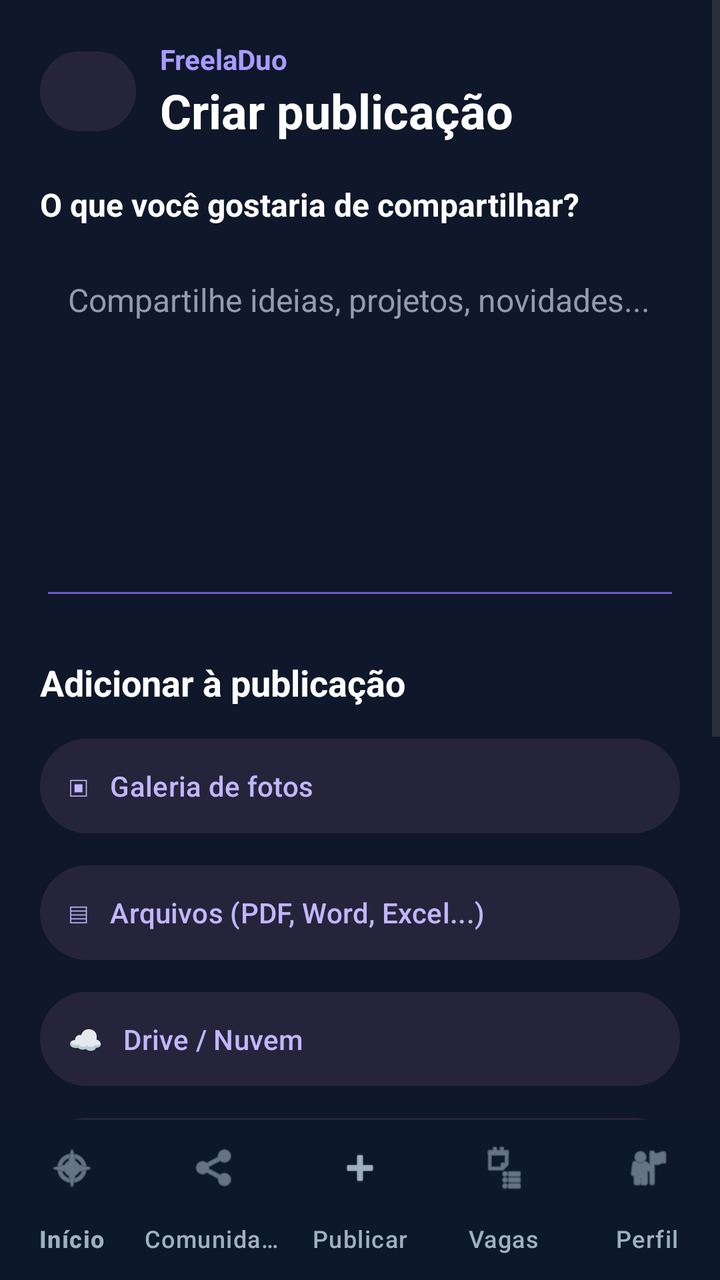
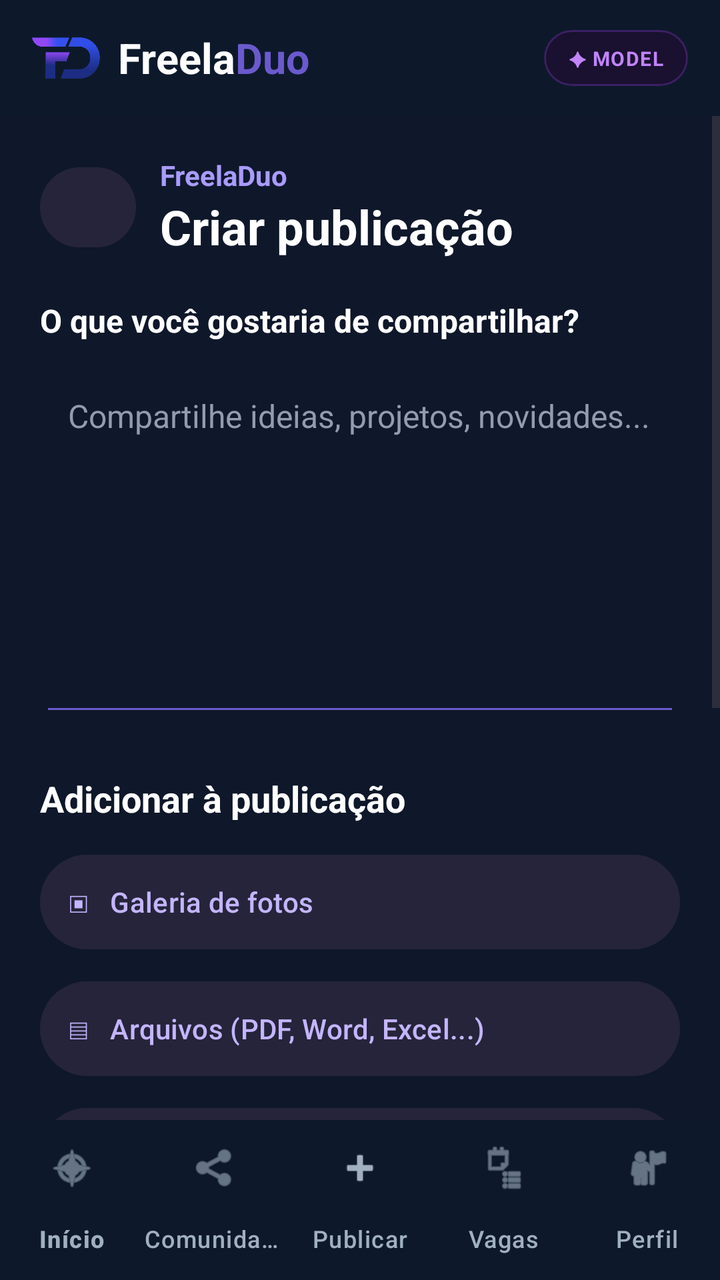

Compare the two renders of this Android layout. The source of the first and the diff that turns it into the second are given below.
<!-- AndroidManifest.xml: application theme Theme.MyApplication -->
<!-- res/layout/activity_publicar.xml -->
<?xml version="1.0" encoding="utf-8"?>
<LinearLayout
    xmlns:android="http://schemas.android.com/apk/res/android"
    xmlns:app="http://schemas.android.com/apk/res-auto"
    android:layout_width="match_parent"
    android:layout_height="match_parent"
    android:orientation="vertical"
    android:background="#0F172A">

    
    <ScrollView
        android:layout_width="match_parent"
        android:layout_height="0dp"
        android:layout_weight="1"
        android:fillViewport="true">

        <LinearLayout
            android:layout_width="match_parent"
            android:layout_height="wrap_content"
            android:orientation="vertical"
            android:padding="20dp">

            <LinearLayout
                android:layout_width="match_parent"
                android:layout_height="wrap_content"
                android:gravity="center_vertical"
                android:orientation="horizontal"
                android:paddingBottom="20dp">

                <Button
                    android:id="@+id/btnVoltar"
                    android:layout_width="48dp"
                    android:layout_height="48dp"
                    android:minWidth="0dp"
                    android:minHeight="0dp"
                    android:backgroundTint="#25243A"
                    android:text="‹"
                    android:textColor="#FFFFFF"
                    android:textSize="28sp" />

                <LinearLayout
                    android:layout_width="0dp"
                    android:layout_height="wrap_content"
                    android:layout_marginStart="12dp"
                    android:layout_weight="1"
                    android:orientation="vertical">

                    <TextView
                        android:layout_width="wrap_content"
                        android:layout_height="wrap_content"
                        android:text="FreelaDuo"
                        android:textColor="#A99BFF"
                        android:textSize="14sp"
                        android:textStyle="bold" />

                    <TextView
                        android:layout_width="wrap_content"
                        android:layout_height="wrap_content"
                        android:text="Criar publicação"
                        android:textColor="#FFFFFF"
                        android:textSize="24sp"
                        android:textStyle="bold" />
                </LinearLayout>
            </LinearLayout>

            <TextView
                android:layout_width="wrap_content"
                android:layout_height="wrap_content"
                android:text="O que você gostaria de compartilhar?"
                android:textColor="#FFFFFF"
                android:textSize="16sp"
                android:textStyle="bold" />

            <EditText
                android:id="@+id/edtTexto"
                android:layout_width="match_parent"
                android:layout_height="180dp"
                android:layout_marginTop="12dp"
                android:backgroundTint="#6A5ACD"
                android:gravity="top|start"
                android:hint="Compartilhe ideias, projetos, novidades..."
                android:inputType="textCapSentences|textMultiLine"
                android:padding="14dp"
                android:textColor="#FFFFFF"
                android:textColorHint="#929BB0"
                android:textSize="16sp" />

            <TextView
                android:layout_width="wrap_content"
                android:layout_height="wrap_content"
                android:layout_marginTop="24dp"
                android:text="Adicionar à publicação"
                android:textColor="#FFFFFF"
                android:textSize="18sp"
                android:textStyle="bold" />

            <Button
                android:id="@+id/btnGaleria"
                android:layout_width="match_parent"
                android:layout_height="wrap_content"
                android:layout_marginTop="12dp"
                android:backgroundTint="#25243A"
                android:gravity="start|center_vertical"
                android:padding="14dp"
                android:text="▣   Galeria de fotos"
                android:textAllCaps="false"
                android:textColor="#C4B5FD" />

            <Button
                android:id="@+id/btnArquivos"
                android:layout_width="match_parent"
                android:layout_height="wrap_content"
                android:layout_marginTop="8dp"
                android:backgroundTint="#25243A"
                android:gravity="start|center_vertical"
                android:padding="14dp"
                android:text="▤   Arquivos (PDF, Word, Excel...)"
                android:textAllCaps="false"
                android:textColor="#C4B5FD" />

            <Button
                android:id="@+id/btnDrive"
                android:layout_width="match_parent"
                android:layout_height="wrap_content"
                android:layout_marginTop="8dp"
                android:backgroundTint="#25243A"
                android:gravity="start|center_vertical"
                android:padding="14dp"
                android:text="☁   Drive / Nuvem"
                android:textAllCaps="false"
                android:textColor="#C4B5FD" />

            <Button
                android:id="@+id/btnLink"
                android:layout_width="match_parent"
                android:layout_height="wrap_content"
                android:layout_marginTop="8dp"
                android:backgroundTint="#25243A"
                android:gravity="start|center_vertical"
                android:padding="14dp"
                android:text="↗   Adicionar link"
                android:textAllCaps="false"
                android:textColor="#C4B5FD" />

            <EditText
                android:id="@+id/edtLink"
                android:layout_width="match_parent"
                android:layout_height="wrap_content"
                android:layout_marginTop="12dp"
                android:backgroundTint="#6A5ACD"
                android:hint="https://exemplo.com"
                android:inputType="textUri"
                android:padding="12dp"
                android:textColor="#FFFFFF"
                android:textColorHint="#929BB0" />

            <TextView
                android:id="@+id/txtAnexos"
                android:layout_width="match_parent"
                android:layout_height="wrap_content"
                android:layout_marginTop="16dp"
                android:background="#1E293B"
                android:padding="14dp"
                android:text="Nenhum arquivo anexado"
                android:textColor="#CBD5E1"
                android:textSize="14sp" />

            <Button
                android:id="@+id/btnPublicar"
                android:layout_width="match_parent"
                android:layout_height="54dp"
                android:layout_marginTop="24dp"
                android:layout_marginBottom="20dp"
                android:backgroundTint="#6A5ACD"
                android:text="Publicar"
                android:textAllCaps="false"
                android:textColor="#FFFFFF"
                android:textSize="16sp"
                android:textStyle="bold" />

        </LinearLayout>
    </ScrollView>

    
    <com.google.android.material.bottomnavigation.BottomNavigationView
        android:id="@+id/bottomNavigation"
        android:layout_width="match_parent"
        android:layout_height="wrap_content"
        android:background="#0D192B"
        app:itemIconTint="#A0B0C0"
        app:itemTextColor="#A0B0C0"
        app:labelVisibilityMode="labeled"
        app:menu="@menu/bottom_nav_menu" />

</LinearLayout>
<!-- resources referenced by this layout -->
<resources>
  <style name="Theme.MyApplication" parent="Base.Theme.MyApplication" />
  <style name="Base.Theme.MyApplication" parent="Theme.Material3.DayNight.NoActionBar">
          
          
      </style>
</resources>

<!-- the commit's change to res/layout/activity_publicar.xml (unified diff, before → after) -->
@@ -6,6 +6,14 @@
     android:layout_height="match_parent"
     android:orientation="vertical"
     android:background="#0F172A">
+
+
+    
+    <include
+        layout="@layout/view_header_freeladuo"
+        android:layout_width="match_parent"
+        android:layout_height="wrap_content" />
+
 
     
     <ScrollView
@@ -193,3 +201,73 @@
         app:menu="@menu/bottom_nav_menu" />
 
 </LinearLayout>
+<!-- res/layout/view_header_freeladuo.xml (included above) -->
+<?xml version="1.0" encoding="utf-8"?>
+<LinearLayout
+    xmlns:android="http://schemas.android.com/apk/res/android"
+    android:layout_width="match_parent"
+    android:layout_height="wrap_content"
+    android:orientation="horizontal"
+    android:gravity="center_vertical"
+    android:background="#0D192B"
+    android:paddingStart="16dp"
+    android:paddingEnd="16dp"
+    android:paddingTop="12dp"
+    android:paddingBottom="12dp">
+
+    <ImageView
+        android:layout_width="34dp"
+        android:layout_height="34dp"
+        android:src="@drawable/logo"
+        android:scaleType="fitCenter"
+        android:contentDescription="Logo FreelaDuo" />
+
+    <TextView
+        android:layout_width="wrap_content"
+        android:layout_height="wrap_content"
+        android:layout_marginStart="9dp"
+        android:text="Freela"
+        android:textColor="#FFFFFF"
+        android:textSize="21sp"
+        android:textStyle="bold" />
+
+    <TextView
+        android:id="@+id/txtLogoDuo"
+        android:layout_width="wrap_content"
+        android:layout_height="wrap_content"
+        android:text="Duo"
+        android:textColor="#6A5ACD"
+        android:textSize="21sp"
+        android:textStyle="bold" />
+
+    <View
+        android:layout_width="0dp"
+        android:layout_height="1dp"
+        android:layout_weight="1" />
+
+    <com.google.android.material.card.MaterialCardView
+        android:layout_width="wrap_content"
+        android:layout_height="wrap_content"
+        app:cardBackgroundColor="#1A102F"
+        app:cardCornerRadius="50dp"
+        app:cardElevation="0dp"
+        app:strokeColor="#3B2063"
+        app:strokeWidth="1dp"
+        xmlns:app="http://schemas.android.com/apk/res-auto">
+
+        <TextView
+            android:layout_width="wrap_content"
+            android:layout_height="wrap_content"
+            android:text="✦ MODEL"
+            android:textColor="#C084FC"
+            android:textSize="10sp"
+            android:textStyle="bold"
+            android:letterSpacing="0.05"
+            android:paddingStart="12dp"
+            android:paddingEnd="12dp"
+            android:paddingTop="7dp"
+            android:paddingBottom="7dp" />
+
+    </com.google.android.material.card.MaterialCardView>
+
+</LinearLayout>
<!-- resource entries referenced after the edit -->
@@ -1,5 +1,6 @@
 <!-- resources referenced by this layout -->
 <resources>
+  <!-- drawable logo: png bitmap (drawable, 67290 bytes) -->
   <style name="Theme.MyApplication" parent="Base.Theme.MyApplication" />
   <style name="Base.Theme.MyApplication" parent="Theme.Material3.DayNight.NoActionBar">
           
